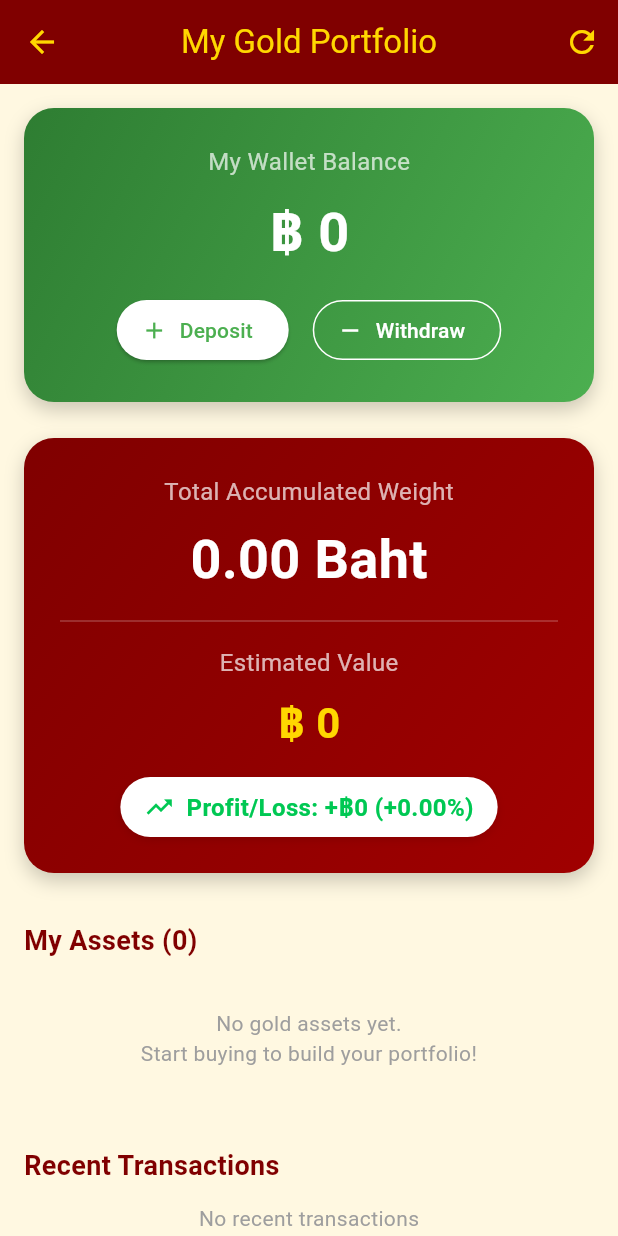
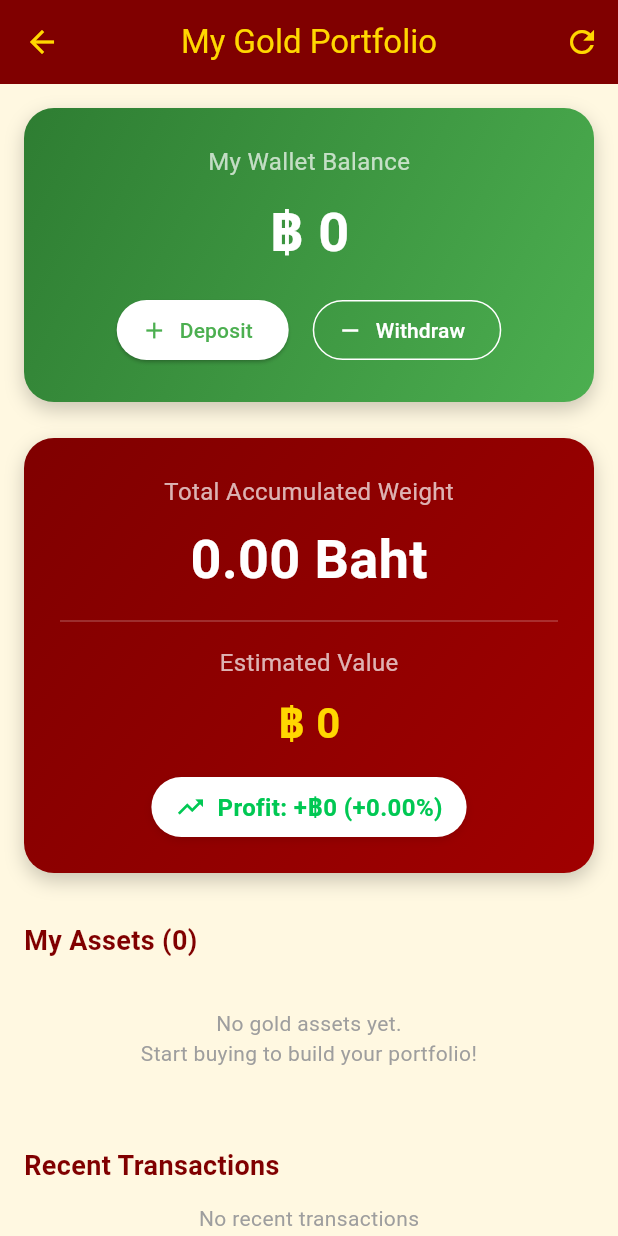
Before and after one commit to pwan67/is770_ssl_store, a Flutter app: the PortfolioPage screen opened directly, on a phone screen of 412 x 824 dp. Run offline on Flutter 3.47's test engine with Material 3 defaults, Android fonts, the phone set to English and light mode, and no system bars; our stand-ins replace cloud_firestore, firebase_auth, firebase_core, firebase_storage, image_picker; accounts and stored records are empty; network calls fail.

Commit message:
Make Profit/Loss string dynamically responsive to value

```diff
--- a/lib/pages/02_page_portfolio.dart
+++ b/lib/pages/02_page_portfolio.dart
@@ -274,7 +274,7 @@ class _PortfolioPageState extends State<PortfolioPage> {
                                     ),
                                     const SizedBox(width: 8),
                                     Text(
-                                      'Profit/Loss: $pnlSign฿${formatter.format(pnl.abs())} ($pnlSign${pnlPercentage.toStringAsFixed(2)}%)',
+                                      '${isProfit ? 'Profit' : 'Loss'}: $pnlSign฿${formatter.format(pnl.abs())} ($pnlSign${pnlPercentage.toStringAsFixed(2)}%)',
                                       style: TextStyle(
                                         color: pnlColor,
                                         fontWeight: FontWeight.bold,
```
